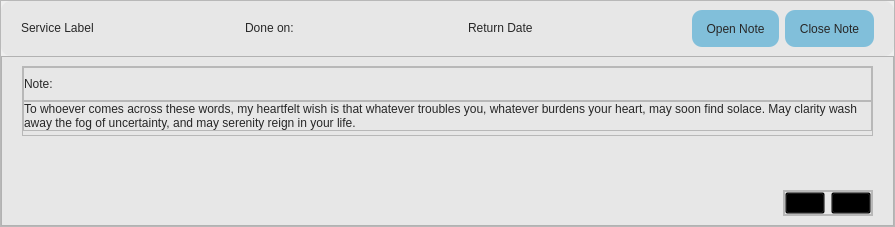
Qt form Frontend/serviceCard.ui (DreddVDomasian/Petmate-Desktop-Application) before a commit.
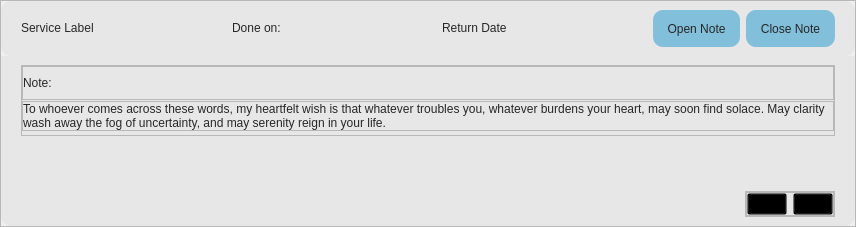
The same form after that commit. Icons and pictures are not drawn.

Commit message:
Improve service card UI and date formatting
Updated service card and calendar UI for better appearance and consistency. Added formatted date display in service history, fixed note display logic, and improved frame styling when toggling notes. Also corrected typos in style properties and expanded calendar widget styling.

Diff of the .ui file:
```diff
--- a/Frontend/serviceCard.ui
+++ b/Frontend/serviceCard.ui
@@ -6,7 +6,7 @@
    <rect>
     <x>0</x>
     <y>0</y>
-    <width>895</width>
+    <width>856</width>
     <height>227</height>
    </rect>
   </property>
@@ -198,8 +198,8 @@
        <widget class="QFrame" name="lowerFrame">
         <property name="styleSheet">
          <string notr="true">#lowerFrame{
-	border-bootm-left-radius:10px;
-	border-bootm-right-radius:10px;
+	border-bottom-left-radius:10px;
+	border-bottom-right-radius:10px;
 	background-color:rgb(231, 231, 231);
 }</string>
         </property>
```
The commit also changes 4 other files.
